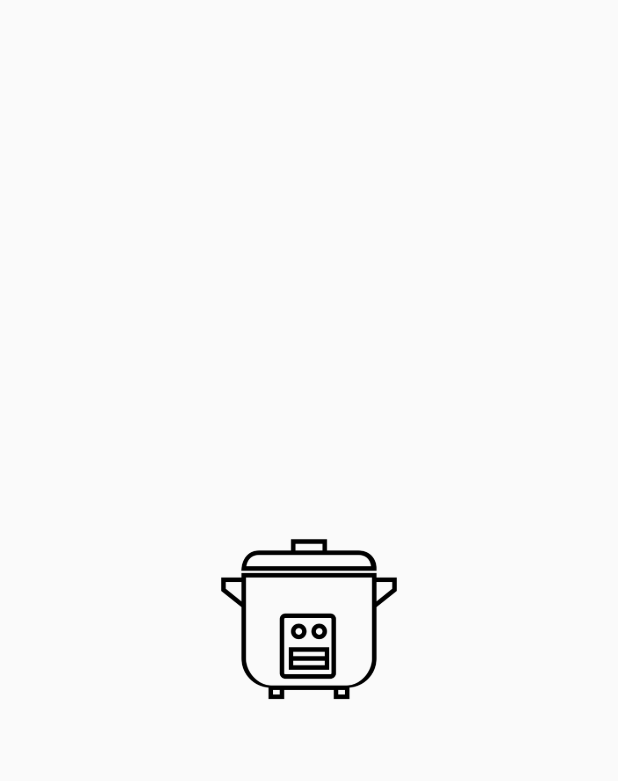
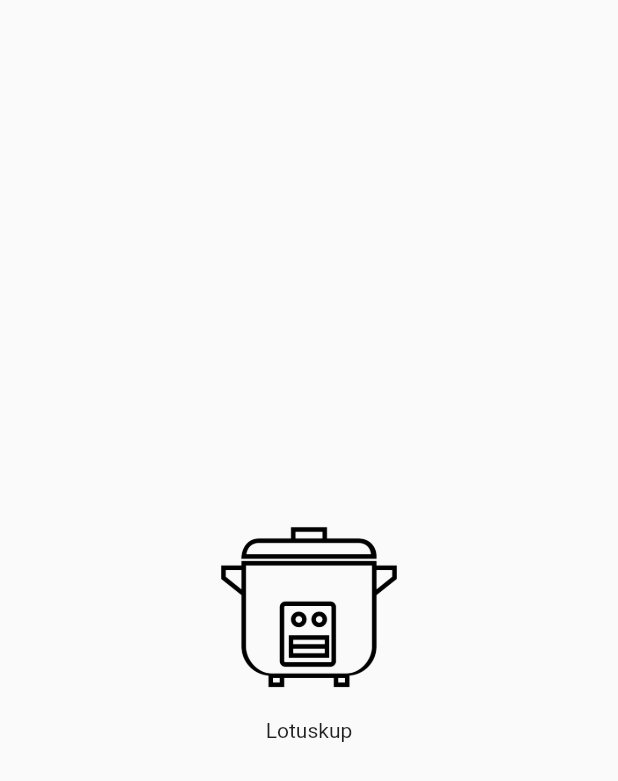
Before and after one commit to lotuskup/lotus, a Flutter app: the screen it shows after launch, on a phone screen of 412 x 824 dp. Shown: the top 781 px of the screen. Run offline on Flutter 3.47's test engine with Material 2 defaults, Android fonts, the phone set to English and light mode, and no system bars.

Commit message:
appname finish

```diff
--- a/lib/widget/authen.dart
+++ b/lib/widget/authen.dart
@@ -9,19 +9,28 @@ class _AuthenState extends State<Authen> {
 // field
 
 // method
+  Widget showAppName() {
+    return Text('Lotuskup');
+  }
+
   Widget showLogo() {
-    return Center(
-      child: Container(
-        width: 150.0,
-        child: Image.asset('images/logo.png'),
-      ),
+    return Container(
+      width: 150.0,
+      child: Image.asset('images/logo.png'),
     );
   }
 
   @override
   Widget build(BuildContext context) {
     return Scaffold(
-      body: showLogo(),
+      body: Center(
+        child: Column(mainAxisSize: MainAxisSize.min,
+          children: <Widget>[
+            showLogo(),
+            showAppName(),
+          ],
+        ),
+      ),
     );
   }
 }
```
